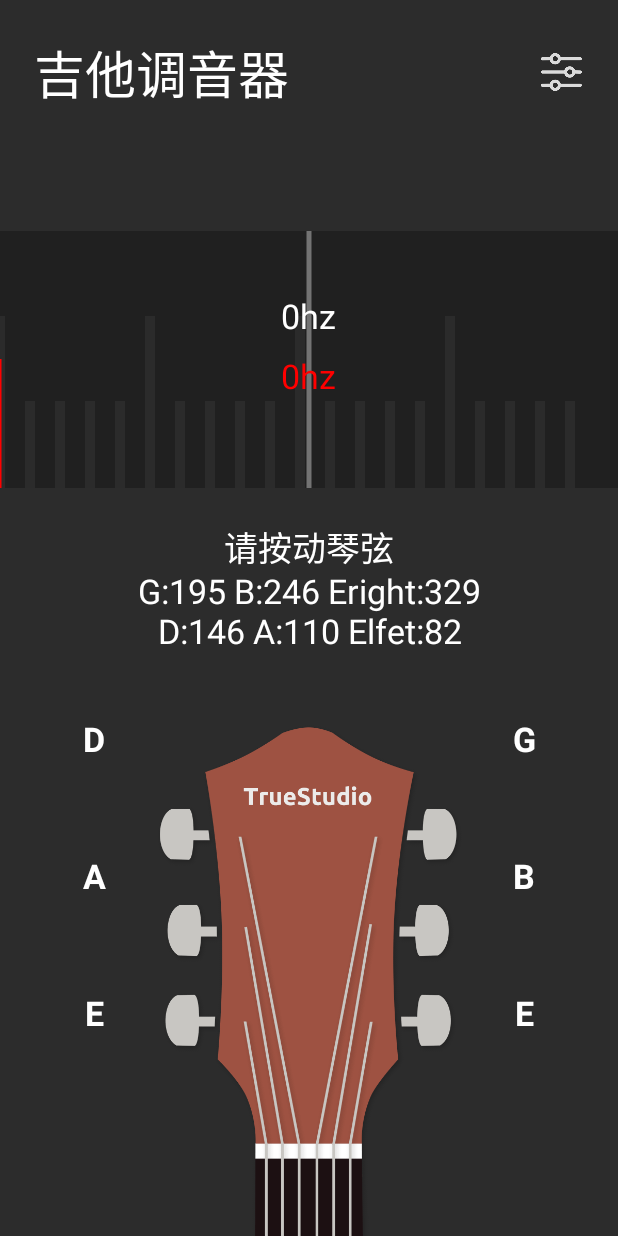
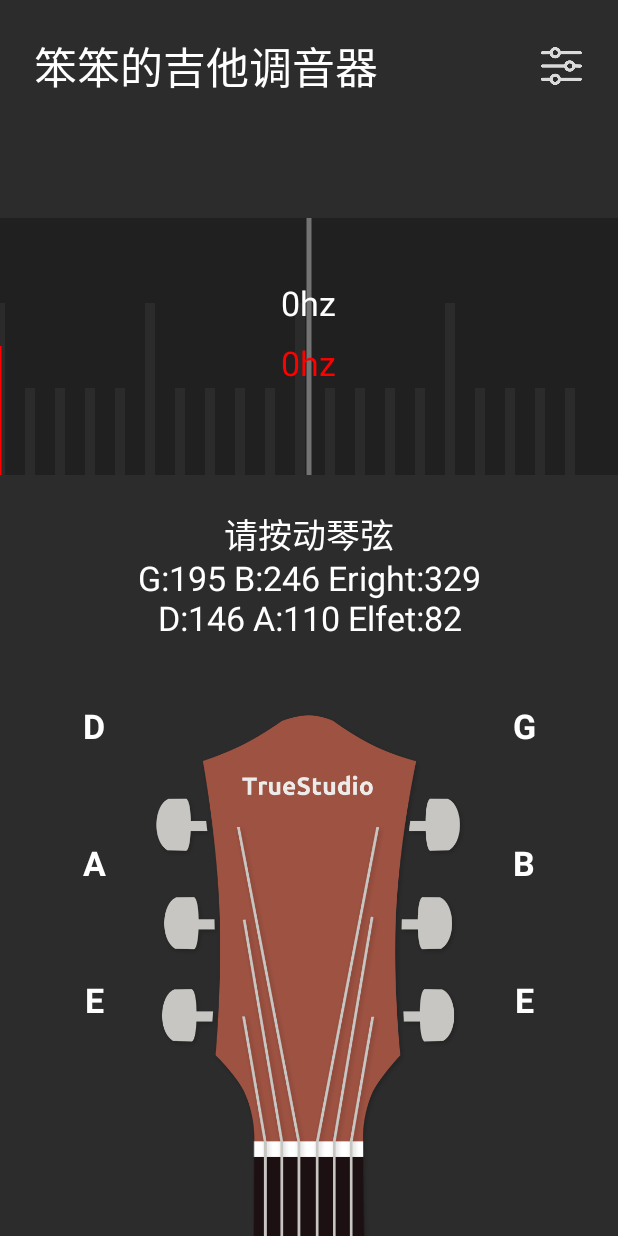
Before and after one commit to zouhuanxin/GuitarMusicApp, an Android app: the screen it shows after launch (MainActivity), on a phone screen of 412 x 824 dp. Run offline under Robolectric (Android 15) with nearby library versions, the phone set to English and light mode, and no system bars; libraries missing offline, so code that uses them is left out: com.tencent.bugly, com.zhx.myrounded; plain views replace RoundedTextView; 23 statements that could not run were skipped.

Commit message:
更新名称：笨笨的吉他调音器

```diff
--- a/app/src/main/res/layout/activity_main.xml
+++ b/app/src/main/res/layout/activity_main.xml
@@ -14,8 +14,8 @@
         <TextView
             android:layout_gravity="left|center"
             android:layout_margin="@dimen/dp_20"
-            android:textSize="@dimen/dp_30"
-            android:text="吉他调音器"
+            android:textSize="@dimen/dp_25"
+            android:text="笨笨的吉他调音器"
             android:textColor="#ffffff"
             android:layout_width="wrap_content"
             android:layout_height="wrap_content">
--- a/app/src/main/res/values/strings.xml
+++ b/app/src/main/res/values/strings.xml
@@ -1,3 +1,3 @@
 <resources>
-    <string name="app_name">GuitarMusicApp</string>
+    <string name="app_name">笨笨的吉他调音器</string>
 </resources>
--- a/app/tinker-support.gradle
+++ b/app/tinker-support.gradle
@@ -34,8 +34,8 @@ tinkerSupport {
     baseApkResourceMapping = "${bakPath}/${baseApkDir}/app-release-R.txt"
 
     // 构建基准包和补丁包都要指定不同的tinkerId，并且必须保证唯一性
-    //tinkerId = "base-1.0.2"
-    tinkerId = "patch-1.0.8"
+    tinkerId = "base-1.0.3"
+    //tinkerId = "patch-1.0.8"
 
     // 构建多渠道补丁时使用
     // buildAllFlavorsDir = "${bakPath}/${baseApkDir}"
```
Also changed, not shown: app/src/main/res/mipmap-hdpi/icon.png (added).
